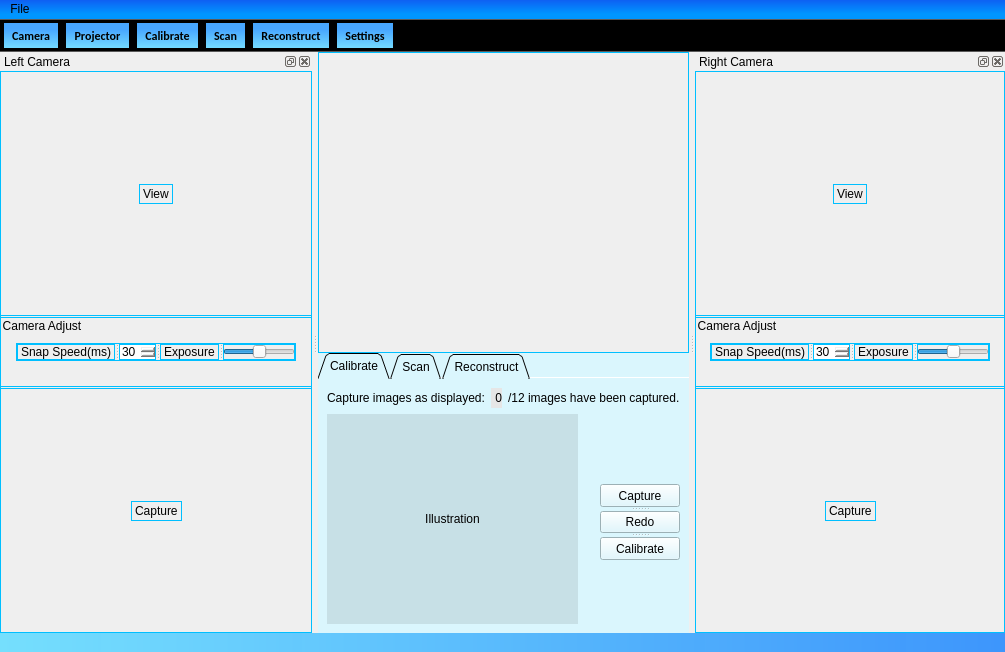
The window that Duke/mainwindow.ui (DrawZeroPoint/Structure-Light-Reconstructor) describes before a commit, drawn with Qt 5.
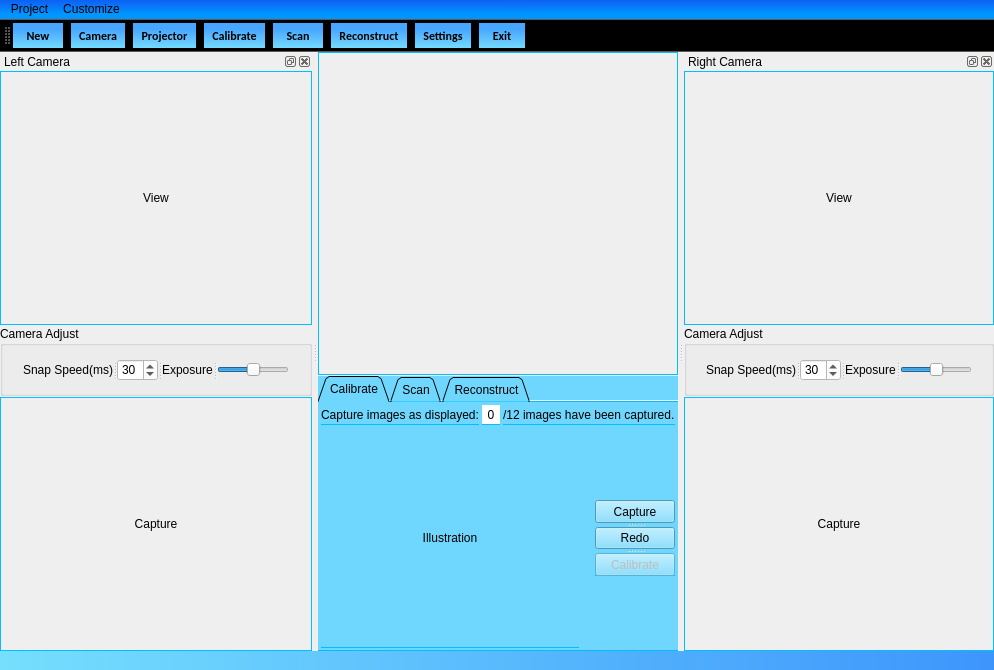
The same window after the commit. Icons and pictures are not drawn.

Patch:
```diff
--- a/Duke/mainwindow.ui
+++ b/Duke/mainwindow.ui
@@ -6,8 +6,8 @@
    <rect>
     <x>0</x>
     <y>0</y>
-    <width>1005</width>
-    <height>652</height>
+    <width>994</width>
+    <height>670</height>
    </rect>
   </property>
   <property name="windowTitle">
@@ -17,6 +17,9 @@
    <iconset resource="Resource/res.qrc">
     <normaloff>:/splash.png</normaloff>:/splash.png</iconset>
   </property>
+  <property name="documentMode">
+   <bool>false</bool>
+  </property>
   <widget class="QWidget" name="centralwidget">
    <property name="sizePolicy">
     <sizepolicy hsizetype="Expanding" vsizetype="Expanding">
@@ -67,7 +70,7 @@
        </size>
       </property>
       <property name="styleSheet">
-       <string notr="true"/>
+       <string notr="true">border-bottom:1px solid deepskyblue;</string>
       </property>
       <layout class="QGridLayout" name="gridLayout_2">
        <property name="leftMargin">
@@ -82,9 +85,12 @@
        <property name="bottomMargin">
         <number>0</number>
        </property>
-       <property name="spacing">
+       <property name="horizontalSpacing">
         <number>0</number>
        </property>
+       <property name="verticalSpacing">
+        <number>1</number>
+       </property>
        <item row="0" column="0">
         <widget class="QWidget" name="widget_2" native="true">
          <property name="sizePolicy">
@@ -120,7 +126,7 @@
           <enum>Qt::LeftToRight</enum>
          </property>
          <property name="styleSheet">
-          <string notr="true">background-color: rgb(218, 246, 253);
+          <string notr="true">background-color: rgb(111, 215, 253);
 font: 9pt &quot;Calibri&quot;;</string>
          </property>
          <property name="tabPosition">
@@ -152,6 +158,21 @@
            <string>Calibrate</string>
           </attribute>
           <layout class="QGridLayout" name="gridLayout_11">
+           <property name="leftMargin">
+            <number>3</number>
+           </property>
+           <property name="topMargin">
+            <number>3</number>
+           </property>
+           <property name="rightMargin">
+            <number>3</number>
+           </property>
+           <property name="bottomMargin">
+            <number>3</number>
+           </property>
+           <property name="spacing">
+            <number>3</number>
+           </property>
            <item row="0" column="0" colspan="4">
             <layout class="QHBoxLayout" name="horizontalLayout">
              <item>
@@ -167,13 +188,13 @@
                 <enum>Qt::LeftToRight</enum>
                </property>
                <property name="styleSheet">
-                <string notr="true">background-color: rgb(230, 230, 230);</string>
+                <string notr="true">background-color: rgb(255, 255, 255);</string>
                </property>
                <property name="text">
                 <string>0</string>
                </property>
                <property name="alignment">
-                <set>Qt::AlignRight|Qt::AlignTrailing|Qt::AlignVCenter</set>
+                <set>Qt::AlignCenter</set>
                </property>
               </widget>
              </item>
@@ -215,12 +236,12 @@
              </property>
              <property name="maximumSize">
               <size>
-               <width>500</width>
+               <width>400</width>
                <height>300</height>
               </size>
              </property>
              <property name="styleSheet">
-              <string notr="true">background-color: rgb(199, 224, 230);</string>
+              <string notr="true">background-color: rgbrgbrgb(238, 238, 238);</string>
              </property>
              <property name="frameShape">
               <enum>QFrame::NoFrame</enum>
@@ -306,7 +327,10 @@
                <string>Redo</string>
               </property>
              </widget>
-             <widget class="QPushButton" name="pushButton_3">
+             <widget class="QPushButton" name="calibButton">
+              <property name="enabled">
+               <bool>false</bool>
+              </property>
               <property name="text">
                <string>Calibrate</string>
               </property>
@@ -337,7 +361,7 @@
     <rect>
      <x>0</x>
      <y>0</y>
-     <width>1005</width>
+     <width>994</width>
      <height>23</height>
     </rect>
    </property>
@@ -631,14 +655,39 @@
 selection-background-color: rgb(255, 255, 255);</string>
     </property>
     <property name="title">
-     <string>File</string>
+     <string>Project</string>
     </property>
     <addaction name="actionNew"/>
     <addaction name="actionOpen"/>
     <addaction name="separator"/>
     <addaction name="actionExit"/>
    </widget>
+   <widget class="QMenu" name="menuCustomize">
+    <property name="styleSheet">
+     <string notr="true">background-color: rgb(130, 197, 255);
+selection-background-color: rgb(255, 255, 255);</string>
+    </property>
+    <property name="title">
+     <string>Customize</string>
+    </property>
+    <widget class="QMenu" name="menuLanguage">
+     <property name="font">
+      <font>
+       <family>Calibri</family>
+       <weight>75</weight>
+       <bold>true</bold>
+      </font>
+     </property>
+     <property name="title">
+      <string>Language</string>
+     </property>
+     <addaction name="actionEnglish"/>
+     <addaction name="actionChinese"/>
+    </widget>
+    <addaction name="menuLanguage"/>
+   </widget>
    <addaction name="menuFile"/>
+   <addaction name="menuCustomize"/>
   </widget>
   <widget class="QStatusBar" name="statusbar">
    <property name="contextMenuPolicy">
@@ -659,7 +708,10 @@
     <string notr="true">background-color: qlineargradient(spread:pad, x1:0.522409, y1:0.244, x2:0.5, y2:1, stop:0 rgba(71, 166, 255, 255), stop:0.977273 rgba(115, 217, 255, 255));</string>
    </property>
    <property name="movable">
-    <bool>false</bool>
+    <bool>true</bool>
+   </property>
+   <property name="allowedAreas">
+    <set>Qt::LeftToolBarArea|Qt::TopToolBarArea</set>
    </property>
    <property name="toolButtonStyle">
     <enum>Qt::ToolButtonTextUnderIcon</enum>
@@ -670,6 +722,8 @@
    <attribute name="toolBarBreak">
     <bool>false</bool>
    </attribute>
+   <addaction name="actionNew"/>
+   <addaction name="separator"/>
    <addaction name="actionOpenCamera"/>
    <addaction name="separator"/>
    <addaction name="actionProjector"/>
@@ -682,18 +736,18 @@
    <addaction name="separator"/>
    <addaction name="actionSet"/>
    <addaction name="separator"/>
+   <addaction name="actionExit"/>
+   <addaction name="separator"/>
   </widget>
   <widget class="QDockWidget" name="dockWidget">
    <property name="minimumSize">
     <size>
      <width>312</width>
-     <height>500</height>
+     <height>528</height>
     </size>
    </property>
    <property name="styleSheet">
-    <string notr="true">border-style: outset;
-font: 9pt &quot;Calibri&quot;;
-border:1px solid deepskyblue;</string>
+    <string notr="true">font: 9pt &quot;Calibri&quot;;</string>
    </property>
    <property name="features">
     <set>QDockWidget::DockWidgetClosable|QDockWidget::DockWidgetFloatable</set>
@@ -756,10 +810,13 @@
           <property name="orientation">
            <enum>Qt::Vertical</enum>
           </property>
+          <property name="sizeType">
+           <enum>QSizePolicy::Preferred</enum>
+          </property>
           <property name="sizeHint" stdset="0">
            <size>
             <width>20</width>
-            <height>100</height>
+            <height>0</height>
            </size>
           </property>
          </spacer>
@@ -769,10 +826,13 @@
           <property name="orientation">
            <enum>Qt::Vertical</enum>
           </property>
+          <property name="sizeType">
+           <enum>QSizePolicy::Preferred</enum>
+          </property>
           <property name="sizeHint" stdset="0">
            <size>
             <width>20</width>
-            <height>100</height>
+            <height>0</height>
            </size>
           </property>
          </spacer>
@@ -782,19 +842,46 @@
           <property name="orientation">
            <enum>Qt::Horizontal</enum>
           </property>
+          <property name="sizeType">
+           <enum>QSizePolicy::Preferred</enum>
+          </property>
           <property name="sizeHint" stdset="0">
            <size>
-            <width>136</width>
+            <width>0</width>
             <height>20</height>
            </size>
           </property>
          </spacer>
         </item>
         <item row="1" column="1">
-         <widget class="QLabel" name="label">
+         <widget class="QLabel" name="leftViewLabel">
+          <property name="sizePolicy">
+           <sizepolicy hsizetype="Expanding" vsizetype="Expanding">
+            <horstretch>0</horstretch>
+            <verstretch>0</verstretch>
+           </sizepolicy>
+          </property>
+          <property name="maximumSize">
+           <size>
+            <width>400</width>
+            <height>320</height>
+           </size>
+          </property>
+          <property name="styleSheet">
+           <string notr="true">border:1px solid deepskyblue;</string>
+          </property>
+          <property name="frameShape">
+           <enum>QFrame::Box</enum>
+          </property>
           <property name="text">
            <string>View</string>
           </property>
+          <property name="scaledContents">
+           <bool>true</bool>
+          </property>
+          <property name="alignment">
+           <set>Qt::AlignCenter</set>
+          </property>
          </widget>
         </item>
         <item row="1" column="2">
@@ -802,9 +889,12 @@
           <property name="orientation">
            <enum>Qt::Horizontal</enum>
           </property>
+          <property name="sizeType">
+           <enum>QSizePolicy::Preferred</enum>
+          </property>
           <property name="sizeHint" stdset="0">
            <size>
-            <width>136</width>
+            <width>0</width>
             <height>20</height>
            </size>
           </property>
@@ -842,10 +932,13 @@
           <property name="orientation">
            <enum>Qt::Vertical</enum>
           </property>
+          <property name="sizeType">
+           <enum>QSizePolicy::Preferred</enum>
+          </property>
           <property name="sizeHint" stdset="0">
            <size>
             <width>20</width>
-            <height>100</height>
+            <height>0</height>
            </size>
           </property>
          </spacer>
@@ -855,19 +948,43 @@
           <property name="orientation">
            <enum>Qt::Horizontal</enum>
           </property>
+          <property name="sizeType">
+           <enum>QSizePolicy::Preferred</enum>
+          </property>
           <property name="sizeHint" stdset="0">
            <size>
-            <width>129</width>
+            <width>0</width>
             <height>20</height>
            </size>
           </property>
          </spacer>
         </item>
         <item row="1" column="1">
-         <widget class="QLabel" name="label_2">
+         <widget class="QLabel" name="leftCaptureLabel">
+          <property name="sizePolicy">
+           <sizepolicy hsizetype="Expanding" vsizetype="Expanding">
+            <horstretch>0</horstretch>
+            <verstretch>0</verstretch>
+           </sizepolicy>
+          </property>
+          <property name="maximumSize">
+           <size>
+            <width>400</width>
+            <height>320</height>
+           </size>
+          </property>
+          <property name="styleSheet">
+           <string notr="true">border:1px solid deepskyblue;</string>
+          </property>
           <property name="text">
            <string>Capture</string>
           </property>
+          <property name="scaledContents">
+           <bool>true</bool>
+          </property>
+          <property name="alignment">
+           <set>Qt::AlignCenter</set>
+          </property>
          </widget>
         </item>
         <item row="1" column="2">
@@ -875,9 +992,12 @@
           <property name="orientation">
            <enum>Qt::Horizontal</enum>
           </property>
+          <property name="sizeType">
+           <enum>QSizePolicy::Preferred</enum>
+          </property>
           <property name="sizeHint" stdset="0">
            <size>
-            <width>128</width>
+            <width>0</width>
             <height>20</height>
            </size>
           </property>
@@ -888,10 +1008,13 @@
           <property name="orientation">
            <enum>Qt::Vertical</enum>
           </property>
+          <property name="sizeType">
+           <enum>QSizePolicy::Preferred</enum>
+          </property>
           <property name="sizeHint" stdset="0">
            <size>
             <width>20</width>
-            <height>100</height>
+            <height>0</height>
            </size>
           </property>
          </spacer>
@@ -929,6 +1052,21 @@
         <bool>false</bool>
        </property>
        <layout class="QGridLayout" name="gridLayout_8">
+        <property name="leftMargin">
+         <number>0</number>
+        </property>
+        <property name="topMargin">
+         <number>0</number>
+        </property>
+        <property name="rightMargin">
+         <number>0</number>
+        </property>
+        <property name="bottomMargin">
+         <number>0</number>
+        </property>
+        <property name="spacing">
+         <number>0</number>
+        </property>
         <item row="0" column="1">
          <spacer name="verticalSpacer_9">
           <property name="orientation">
@@ -965,7 +1103,10 @@
             <string>Snap Speed(ms)</string>
            </property>
           </widget>
-          <widget class="QSpinBox" name="spinBox">
+          <widget class="QSpinBox" name="snapSpeedBox">
+           <property name="styleSheet">
+            <string notr="true">background-color: rgb(255, 255, 255);</string>
+           </property>
            <property name="minimum">
             <number>1</number>
            </property>
@@ -1040,8 +1181,7 @@
     </size>
    </property>
    <property name="styleSheet">
-    <string notr="true">border:1px solid deepskyblue;
-font: 9pt &quot;Calibri&quot;;</string>
+    <string notr="true">font: 9pt &quot;Calibri&quot;;</string>
    </property>
    <property name="features">
     <set>QDockWidget::DockWidgetClosable|QDockWidget::DockWidgetFloatable</set>
@@ -1104,10 +1244,13 @@
           <property name="orientation">
            <enum>Qt::Vertical</enum>
           </property>
+          <property name="sizeType">
+           <enum>QSizePolicy::Preferred</enum>
+          </property>
           <property name="sizeHint" stdset="0">
            <size>
             <width>20</width>
-            <height>100</height>
+            <height>0</height>
            </size>
           </property>
          </spacer>
@@ -1117,19 +1260,43 @@
           <property name="orientation">
            <enum>Qt::Horizontal</enum>
           </property>
+          <property name="sizeType">
+           <enum>QSizePolicy::Preferred</enum>
+          </property>
           <property name="sizeHint" stdset="0">
            <size>
-            <width>135</width>
+            <width>0</width>
             <height>20</height>
            </size>
           </property>
          </spacer>
         </item>
         <item row="1" column="1">
-         <widget class="QLabel" name="label_3">
+         <widget class="QLabel" name="rightViewLabel">
+          <property name="sizePolicy">
+           <sizepolicy hsizetype="Expanding" vsizetype="Expanding">
+            <horstretch>0</horstretch>
+            <verstretch>0</verstretch>
+           </sizepolicy>
+          </property>
+          <property name="maximumSize">
+           <size>
+            <width>400</width>
+            <height>320</height>
+           </size>
+          </property>
+          <property name="styleSheet">
+           <string notr="true">border:1px solid deepskyblue;</string>
+          </property>
           <property name="text">
            <string>View</string>
           </property>
+          <property name="scaledContents">
+           <bool>true</bool>
+          </property>
+          <property name="alignment">
+           <set>Qt::AlignCenter</set>
+          </property>
          </widget>
         </item>
         <item row="1" column="2">
@@ -1137,9 +1304,12 @@
           <property name="orientation">
            <enum>Qt::Horizontal</enum>
           </property>
+          <property name="sizeType">
+           <enum>QSizePolicy::Preferred</enum>
+          </property>
           <property name="sizeHint" stdset="0">
            <size>
-            <width>135</width>
+            <width>0</width>
             <height>20</height>
            </size>
           </property>
@@ -1150,10 +1320,13 @@
           <property name="orientation">
            <enum>Qt::Vertical</enum>
           </property>
+          <property name="sizeType">
+           <enum>QSizePolicy::Preferred</enum>
+          </property>
           <property name="sizeHint" stdset="0">
            <size>
             <width>20</width>
-            <height>100</height>
+            <height>0</height>
            </size>
           </property>
          </spacer>
@@ -1182,6 +1355,21 @@
         <string>Camera Adjust</string>
        </property>
        <layout class="QGridLayout" name="gridLayout_9">
+        <property name="leftMargin">
+         <number>0</number>
+        </property>
+        <property name="topMargin">
+         <number>0</number>
+        </property>
+        <property name="rightMargin">
+         <number>0</number>
+        </property>
+        <property name="bottomMargin">
+         <number>0</number>
+        </property>
+        <property name="spacing">
+         <number>0</number>
+        </property>
         <item row="0" column="1">
          <spacer name="verticalSpacer_11">
           <property name="orientation">
@@ -1218,7 +1406,10 @@
             <string>Snap Speed(ms)</string>
            </property>
           </widget>
-          <widget class="QSpinBox" name="spinBox_2">
+          <widget class="QSpinBox" name="spinBox">
+           <property name="styleSheet">
+            <string notr="true">background-color: rgb(255, 255, 255);</string>
+           </property>
            <property name="minimum">
             <number>1</number>
            </property>
@@ -1308,10 +1499,13 @@
           <property name="orientation">
            <enum>Qt::Vertical</enum>
           </property>
+          <property name="sizeType">
+           <enum>QSizePolicy::Preferred</enum>
+          </property>
           <property name="sizeHint" stdset="0">
            <size>
             <width>20</width>
-            <height>100</height>
+            <height>0</height>
            </size>
           </property>
          </spacer>
@@ -1321,19 +1515,43 @@
           <property name="orientation">
            <enum>Qt::Horizontal</enum>
           </property>
+          <property name="sizeType">
+           <enum>QSizePolicy::Preferred</enum>
+          </property>
           <property name="sizeHint" stdset="0">
            <size>
-            <width>128</width>
+            <width>0</width>
             <height>20</height>
            </size>
           </property>
          </spacer>
         </item>
         <item row="1" column="1">
-         <widget class="QLabel" name="label_4">
+         <widget class="QLabel" name="rightCaptureLabel">
+          <property name="sizePolicy">
+           <sizepolicy hsizetype="Expanding" vsizetype="Expanding">
+            <horstretch>0</horstretch>
+            <verstretch>0</verstretch>
+           </sizepolicy>
+          </property>
+          <property name="maximumSize">
+           <size>
+            <width>400</width>
+            <height>320</height>
+           </size>
+          </property>
+          <property name="styleSheet">
+           <string notr="true">border:1px solid deepskyblue;</string>
+          </property>
           <property name="text">
            <string>Capture</string>
           </property>
+          <property name="scaledContents">
+           <bool>true</bool>
+          </property>
+          <property name="alignment">
+           <set>Qt::AlignCenter</set>
+          </property>
          </widget>
         </item>
         <item row="1" column="2">
@@ -1341,9 +1559,12 @@
           <property name="orientation">
            <enum>Qt::Horizontal</enum>
           </property>
+          <property name="sizeType">
+           <enum>QSizePolicy::Preferred</enum>
+          </property>
           <property name="sizeHint" stdset="0">
            <size>
-            <width>127</width>
+            <width>0</width>
             <height>20</height>
            </size>
           </property>
@@ -1354,10 +1575,13 @@
           <property name="orientation">
            <enum>Qt::Vertical</enum>
           </property>
+          <property name="sizeType">
+           <enum>QSizePolicy::Preferred</enum>
+          </property>
           <property name="sizeHint" stdset="0">
            <size>
             <width>20</width>
-            <height>100</height>
+            <height>0</height>
            </size>
           </property>
          </spacer>
@@ -1379,9 +1603,22 @@
    <property name="text">
     <string>New Project</string>
    </property>
+   <property name="iconText">
+    <string>  New  </string>
+   </property>
    <property name="toolTip">
     <string>&lt;html&gt;&lt;head/&gt;&lt;body&gt;&lt;p&gt;Create a new project&lt;/p&gt;&lt;/body&gt;&lt;/html&gt;</string>
    </property>
+   <property name="statusTip">
+    <string>Create a new folder to contain project.</string>
+   </property>
+   <property name="font">
+    <font>
+     <family>Calibri</family>
+     <weight>75</weight>
+     <bold>true</bold>
+    </font>
+   </property>
    <property name="shortcut">
     <string>Ctrl+N</string>
    </property>
@@ -1415,8 +1652,21 @@
    <property name="text">
     <string>Exit</string>
    </property>
+   <property name="iconText">
+    <string>  Exit  </string>
+   </property>
    <property name="toolTip">
-    <string>&lt;html&gt;&lt;head/&gt;&lt;body&gt;&lt;p&gt;Exit&lt;/p&gt;&lt;/body&gt;&lt;/html&gt;</string>
+    <string>Exit</string>
+   </property>
+   <property name="statusTip">
+    <string>Close the program.</string>
+   </property>
+   <property name="font">
+    <font>
+     <family>Calibri</family>
+     <weight>75</weight>
+     <bold>true</bold>
+    </font>
    </property>
    <property name="shortcut">
     <string>Ctrl+W</string>
@@ -1499,6 +1749,9 @@
    <property name="text">
     <string>Scan</string>
    </property>
+   <property name="iconText">
+    <string>  Scan  </string>
+   </property>
    <property name="toolTip">
     <string>Active Scan</string>
    </property>
```
Left out of the diff: 170 changed lines with no effect on the pictures.
